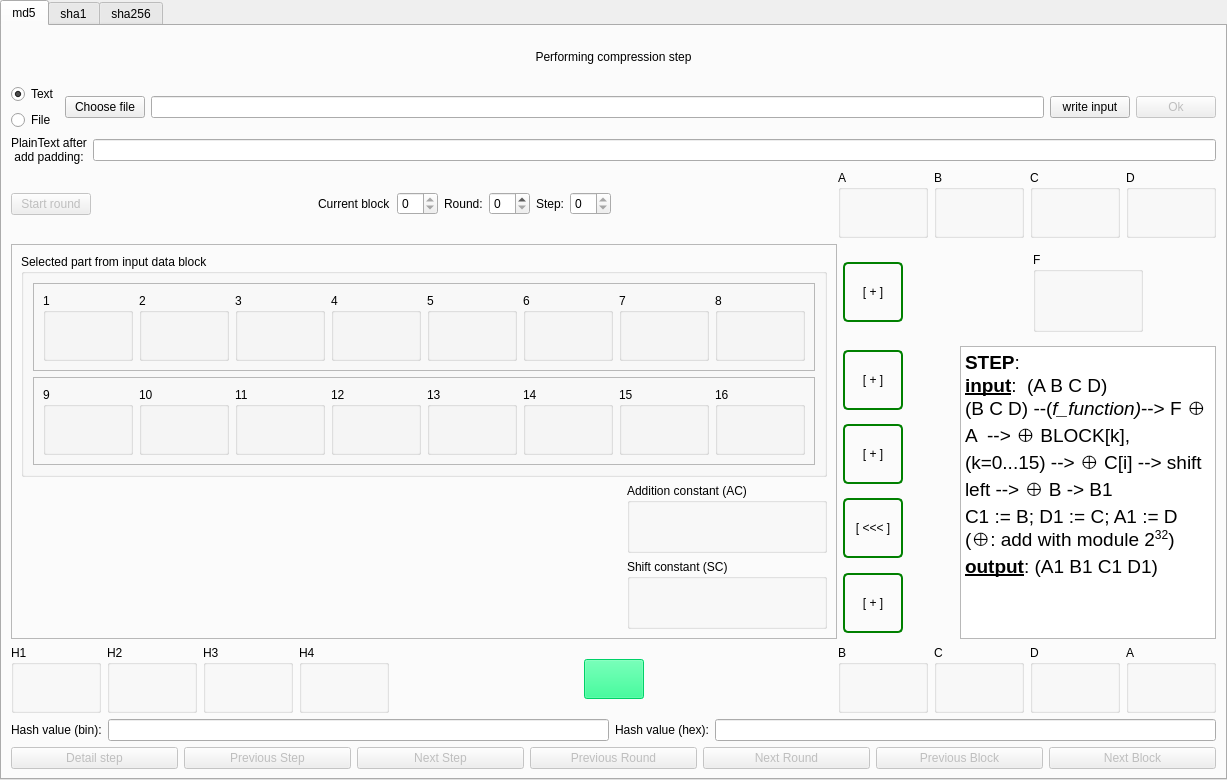
The window that form.ui (VuongVanDuy/hash_function) describes before a commit, drawn with Qt 5.
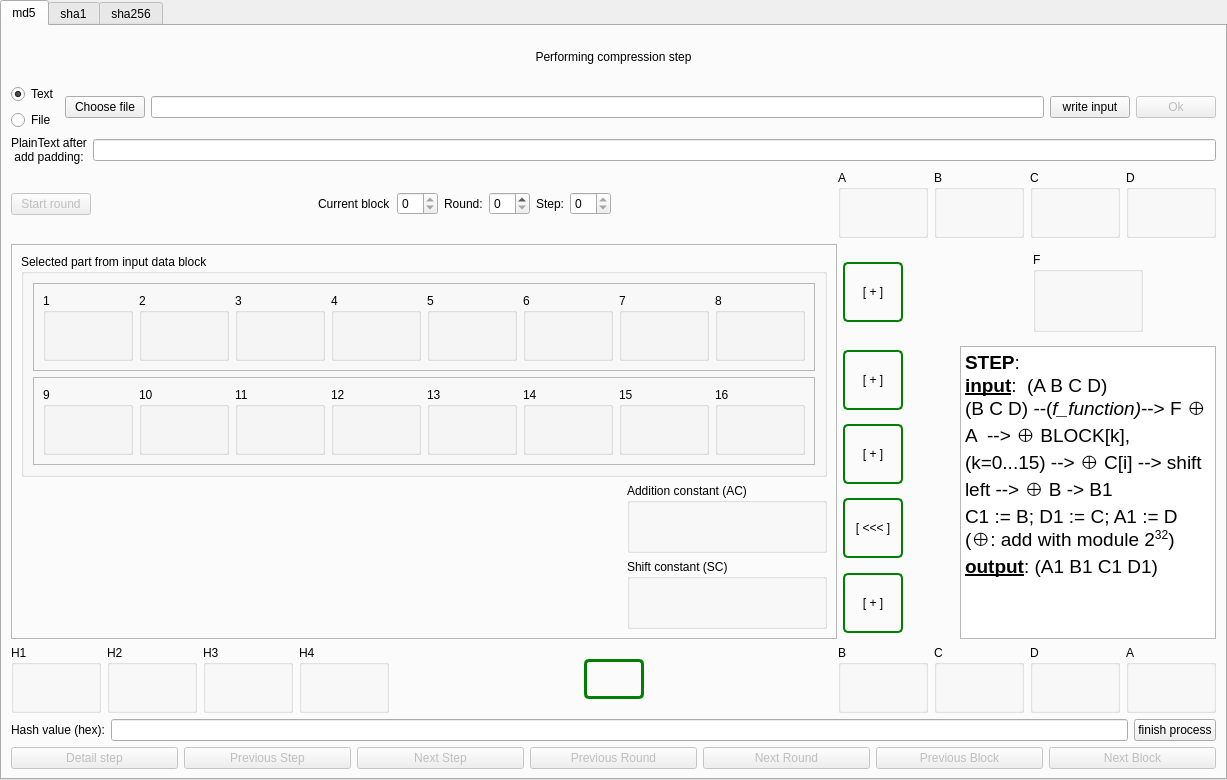
The same window after the commit. Icons and pictures are not drawn.

What changed in the file:
```diff
--- a/form.ui
+++ b/form.ui
@@ -1508,7 +1508,7 @@
       <item>
        <widget class="QPushButton" name="pushButton_2">
         <property name="enabled">
-         <bool>false</bool>
+         <bool>true</bool>
         </property>
         <property name="sizePolicy">
          <sizepolicy hsizetype="Fixed" vsizetype="Fixed">
@@ -1529,7 +1529,8 @@
          </size>
         </property>
         <property name="styleSheet">
-         <string notr="true">background-color: rgb(0, 255, 127);</string>
+         <string notr="true">border: 3px solid green;
+border-radius: 5px;</string>
         </property>
         <property name="text">
          <string/>
@@ -1540,8 +1541,8 @@
         </property>
         <property name="iconSize">
          <size>
-          <width>30</width>
-          <height>30</height>
+          <width>35</width>
+          <height>35</height>
          </size>
         </property>
        </widget>
@@ -1699,20 +1700,6 @@
     </item>
     <item>
      <layout class="QHBoxLayout" name="hashLayout">
-      <item>
-       <widget class="QLabel" name="label_4">
-        <property name="text">
-         <string>Hash value (bin):</string>
-        </property>
-       </widget>
-      </item>
-      <item>
-       <widget class="QLineEdit" name="hash_bin">
-        <property name="readOnly">
-         <bool>true</bool>
-        </property>
-       </widget>
-      </item>
       <item>
        <widget class="QLabel" name="label_2">
         <property name="text">
@@ -1727,6 +1714,17 @@
         </property>
        </widget>
       </item>
+      <item>
+       <widget class="QPushButton" name="finish">
+        <property name="text">
+         <string>finish process</string>
+        </property>
+        <property name="icon">
+         <iconset resource="resources.qrc">
+          <normaloff>:/icons/iconsDark/play.png</normaloff>:/icons/iconsDark/play.png</iconset>
+        </property>
+       </widget>
+      </item>
      </layout>
     </item>
     <item>
```
Left out of the diff: 4 changed lines with no effect on the pictures.
